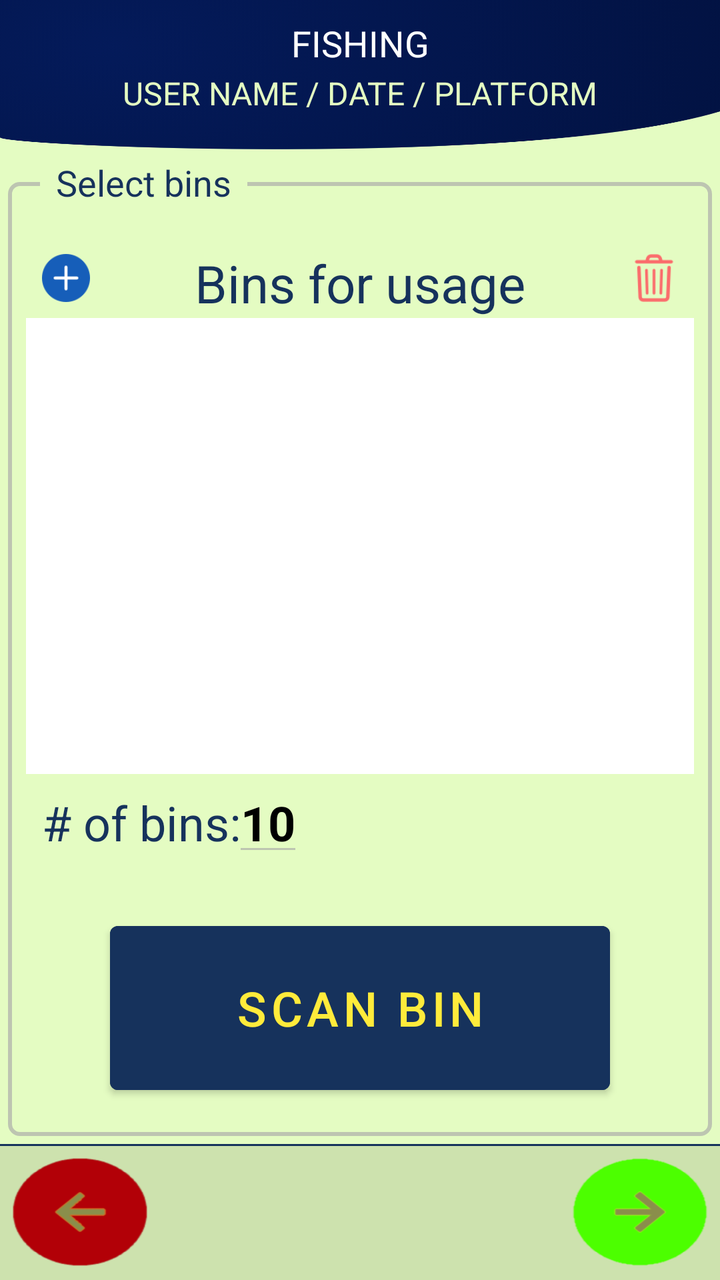
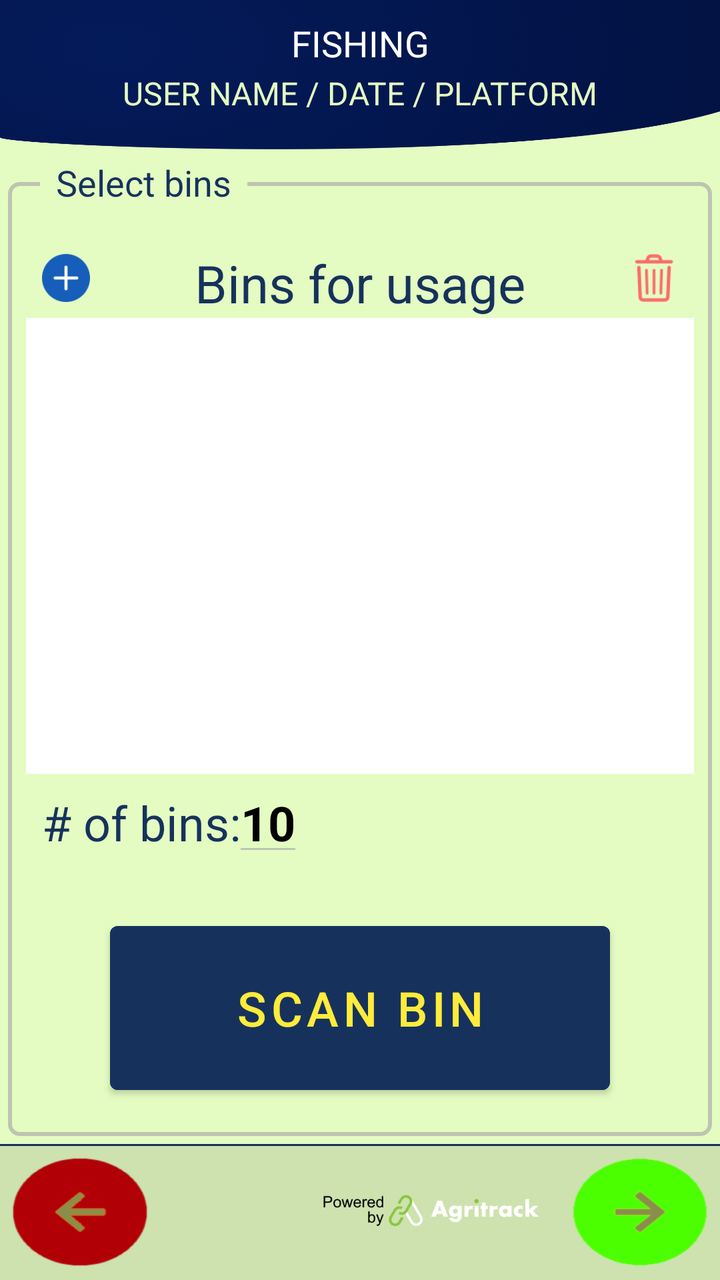

Two renders of the same Android screen: before a commit and after it. Below are the layout's source before the change and the commit's diff.
<!-- AndroidManifest.xml: application theme Theme.FishTrack -->
<!-- res/layout/activity_fishing_bins.xml -->
<?xml version="1.0" encoding="utf-8"?>
<androidx.constraintlayout.widget.ConstraintLayout xmlns:android="http://schemas.android.com/apk/res/android"
    xmlns:app="http://schemas.android.com/apk/res-auto"
    xmlns:tools="http://schemas.android.com/tools"
    android:id="@+id/fishingBinsLayout"
    android:layout_width="match_parent"
    android:layout_height="match_parent"
    android:background="@color/agri_green"
    tools:context=".ui.activity.fishing.FishingBinsActivity">

    <androidx.constraintlayout.widget.ConstraintLayout
        android:id="@+id/headerLayout"
        android:layout_width="match_parent"
        android:layout_height="75dp"
        android:background="@drawable/bg_form_screen"
        android:backgroundTint="@color/agri_blue"
        android:backgroundTintMode="multiply"
        android:clipChildren="false"
        android:clipToPadding="false"
        android:fadingEdge="horizontal"
        android:paddingTop="0dp"
        app:layout_constraintEnd_toEndOf="parent"
        app:layout_constraintStart_toStartOf="parent"
        app:layout_constraintTop_toTopOf="parent">


        <ImageView
            android:id="@+id/ivBack"
            android:layout_width="wrap_content"
            android:layout_height="wrap_content"
            android:layout_marginStart="8dp"
            android:layout_marginEnd="16dp"
            android:layout_marginBottom="14dp"
            android:contentDescription="back Image"
            android:src="@drawable/ic_back"
            android:visibility="invisible"
            app:layout_constraintBottom_toBottomOf="parent"
            app:layout_constraintEnd_toStartOf="@+id/tvTitleToolbar"
            app:layout_constraintStart_toStartOf="parent"
            app:layout_constraintTop_toTopOf="parent" />

        <TextView
            android:id="@+id/tvTitleToolbar"
            fontPath="fonts/open_sans_semibold.ttf"
            android:layout_width="wrap_content"
            android:layout_height="wrap_content"
            android:layout_marginBottom="32dp"
            android:width="250sp"
            android:gravity="center|top|fill_vertical"
            android:text="@string/title_fishing"
            android:textColor="@color/white"
            android:textSize="@dimen/title_font_size"
            app:layout_constraintBottom_toBottomOf="parent"
            app:layout_constraintEnd_toStartOf="@+id/ivNext"
            app:layout_constraintStart_toEndOf="@+id/ivBack"
            app:layout_constraintTop_toTopOf="parent"
            tools:ignore="MissingPrefix" />


        <ImageView
            android:id="@+id/ivNext"
            android:layout_width="wrap_content"
            android:layout_height="wrap_content"
            android:layout_marginStart="16dp"
            android:layout_marginEnd="8dp"
            android:layout_marginBottom="14dp"
            android:src="@drawable/ic_next"
            android:visibility="invisible"
            app:layout_constraintBottom_toBottomOf="parent"
            app:layout_constraintEnd_toEndOf="parent"
            app:layout_constraintStart_toEndOf="@+id/tvTitleToolbar"
            app:layout_constraintTop_toTopOf="parent" />

        <TextView
            android:id="@+id/tvPlatformQuantityNoBins"
            android:layout_width="0dp"
            android:layout_height="wrap_content"
            android:layout_marginBottom="16dp"
            android:backgroundTint="@color/agri_blue"
            android:backgroundTintMode="screen"
            android:gravity="center"
            android:text="@string/title_user_date_platform"
            android:textColor="@color/agri_green"
            android:textSize="@dimen/subtitle_font_size"
            app:layout_constraintBottom_toBottomOf="parent"
            app:layout_constraintEnd_toEndOf="parent"
            app:layout_constraintStart_toStartOf="parent"
            app:layout_constraintTop_toBottomOf="@+id/tvTitleToolbar"
            tools:layout_conversion_absoluteHeight="0dp"
            tools:layout_conversion_absoluteWidth="0dp" />

    </androidx.constraintlayout.widget.ConstraintLayout>

    <androidx.constraintlayout.widget.ConstraintLayout
        android:id="@+id/formLayout"
        android:layout_width="0dp"
        android:layout_height="0dp"
        app:layout_constraintBottom_toTopOf="@+id/footerLayout"
        app:layout_constraintEnd_toEndOf="parent"
        app:layout_constraintStart_toStartOf="parent"
        app:layout_constraintTop_toBottomOf="@id/headerLayout">

        <RelativeLayout
            android:id="@+id/fishMainLayout"
            android:layout_width="0dp"
            android:layout_height="0dp"
            android:layout_marginStart="4dp"
            android:layout_marginTop="4dp"
            android:layout_marginEnd="4dp"
            android:layout_marginBottom="4dp"
            app:layout_constraintBottom_toBottomOf="parent"
            app:layout_constraintEnd_toEndOf="parent"
            app:layout_constraintStart_toStartOf="parent"
            app:layout_constraintTop_toTopOf="parent">

        <androidx.constraintlayout.widget.ConstraintLayout
            android:layout_width="match_parent"
            android:layout_height="match_parent"
            android:layout_marginTop="12dp"
            android:background="@drawable/shape_rounded_corner_with_shadow"
            android:orientation="vertical"
            android:padding="1dp">

            <TextView
                android:id="@+id/tvSelectBins"
                android:layout_width="0dp"
                android:layout_height="wrap_content"
                android:layout_marginStart="32dp"
                android:layout_marginTop="32dp"
                android:layout_marginEnd="32dp"
                android:gravity="center_horizontal"
                android:text="@string/bins_to_use"
                android:textColor="@color/label_blue"
                android:textSize="@dimen/text_view_font_size"
                app:layout_constraintBottom_toTopOf="@+id/rvTeam"
                app:layout_constraintEnd_toStartOf="@+id/ivDelete"
                app:layout_constraintStart_toEndOf="@+id/ivAdd"
                app:layout_constraintTop_toTopOf="parent" />

        <Button
            android:id="@+id/btnScanBin"
            android:layout_width="0dp"
            android:layout_height="94dp"
            android:layout_marginStart="50dp"
            android:layout_marginTop="16dp"
            android:layout_marginEnd="50dp"
            android:layout_marginBottom="16dp"
            android:backgroundTint="@color/agri_blue"
            android:text="@string/scan_bin"
            android:textColor="@color/yellow"
            android:textSize="@dimen/button_font_size"
            app:layout_constraintBottom_toBottomOf="parent"
            app:layout_constraintEnd_toEndOf="parent"
            app:layout_constraintHorizontal_bias="1.0"
            app:layout_constraintStart_toStartOf="parent"
            app:layout_constraintTop_toBottomOf="@+id/tvNumberBins"
            tools:layout_conversion_absoluteHeight="120dp"
            tools:layout_conversion_absoluteWidth="0dp" />

        <androidx.recyclerview.widget.RecyclerView
            android:id="@+id/rvTeam"
            android:layout_width="0dp"
            android:layout_height="0dp"
            android:layout_marginStart="8dp"
            android:layout_marginEnd="8dp"
            android:background="#fff"
            app:layout_constraintBottom_toTopOf="@+id/tvNumberBins"
            app:layout_constraintEnd_toEndOf="parent"
            app:layout_constraintStart_toStartOf="parent"
            app:layout_constraintTop_toBottomOf="@+id/tvSelectBins">

        </androidx.recyclerview.widget.RecyclerView>

            <TextView
                android:id="@+id/tvNumberBins"
                android:layout_width="wrap_content"
                android:layout_height="30dp"
                android:layout_marginStart="16dp"
                android:layout_marginTop="8dp"
                android:layout_marginBottom="16dp"
                android:gravity="center_horizontal"
                android:text="@string/number_of_bins"
                android:textColor="@color/label_blue"
                android:textSize="24sp"
                app:layout_constraintBottom_toTopOf="@+id/btnScanBin"
                app:layout_constraintEnd_toStartOf="@+id/tvBinsCount"
                app:layout_constraintStart_toStartOf="parent"
                app:layout_constraintTop_toBottomOf="@+id/rvTeam" />

        <TextView
            android:id="@+id/tvBinsCount"
            android:layout_width="wrap_content"
            android:layout_height="30dp"
            android:layout_marginTop="8dp"
            android:background="@drawable/border_bottom"
            android:gravity="center"
            android:inputType="number"
            android:text="10"
            android:textAlignment="center"
            android:textColor="@color/black"
            android:textIsSelectable="false"
            android:textSize="24sp"
            android:textStyle="bold"
            app:layout_constraintStart_toEndOf="@+id/tvNumberBins"
            app:layout_constraintTop_toBottomOf="@+id/rvTeam" />

            <ImageView
                android:id="@+id/ivDelete"
                android:layout_width="24dp"
                android:layout_height="24dp"
                android:layout_marginEnd="16dp"

                android:layout_marginBottom="8dp"
                app:layout_constraintBottom_toTopOf="@+id/rvTeam"
                app:layout_constraintEnd_toEndOf="parent"
                app:layout_constraintStart_toEndOf="@+id/tvSelectBins"
                app:srcCompat="@drawable/ic_delete" />

            <ImageView
                android:id="@+id/ivAdd"
                android:layout_width="24dp"
                android:layout_height="24dp"
                android:layout_marginStart="16dp"
                android:layout_marginBottom="8dp"
                app:layout_constraintBottom_toTopOf="@+id/rvTeam"
                app:layout_constraintEnd_toStartOf="@+id/tvSelectBins"
                app:layout_constraintStart_toStartOf="parent"
                app:srcCompat="@drawable/ic_add_stock_opname" />

            </androidx.constraintlayout.widget.ConstraintLayout>

            <TextView
                android:layout_width="wrap_content"
                android:layout_height="wrap_content"
                android:layout_alignParentTop="true"
                android:layout_marginStart="16dp"
                android:background="@color/agri_green"
                android:paddingHorizontal="8dp"
                android:text="Select bins"
                android:textColor="@color/label_blue"
                android:textSize="18sp" />

        </RelativeLayout>
    </androidx.constraintlayout.widget.ConstraintLayout>

    <androidx.constraintlayout.widget.ConstraintLayout
        android:id="@+id/footerLayout"
        android:layout_width="0dp"
        android:layout_height="68sp"
        android:background="@drawable/border_top"
        app:layout_constraintBottom_toBottomOf="parent"
        app:layout_constraintEnd_toEndOf="parent"
        app:layout_constraintStart_toStartOf="parent"
        app:layout_constraintTop_toBottomOf="@+id/formLayout">

        <ImageView
            android:id="@+id/ivBackToMain"
            android:layout_width="wrap_content"
            android:layout_height="wrap_content"
            android:layout_marginStart="16dp"
            android:scaleX="1.5"
            android:scaleY="1.2"
            app:layout_constraintBottom_toBottomOf="parent"
            app:layout_constraintStart_toStartOf="parent"
            app:layout_constraintTop_toTopOf="parent"
            app:srcCompat="@drawable/ic_shortcut_arrow_back" />

        <ImageView
            android:id="@+id/ivToTeam"
            android:layout_width="wrap_content"
            android:layout_height="wrap_content"
            android:layout_marginEnd="16dp"
            android:scaleX="1.5"
            android:scaleY="1.2"
            app:layout_constraintBottom_toBottomOf="parent"
            app:layout_constraintEnd_toEndOf="parent"
            app:layout_constraintTop_toTopOf="parent"
            app:srcCompat="@drawable/ic_shortcut_arrow_forward" />
    </androidx.constraintlayout.widget.ConstraintLayout>
</androidx.constraintlayout.widget.ConstraintLayout>
<!-- resources referenced by this layout -->
<resources>
  <color name="agri_blue">#16325c</color>
  <color name="agri_green">#e4fcc2</color>
  <color name="black">#000</color>
  <color name="label_blue">#16325c</color>
  <color name="white">#fff</color>
  <color name="yellow">#FFEB3B</color>
  <dimen name="button_font_size">24sp</dimen>
  <dimen name="subtitle_font_size">16sp</dimen>
  <dimen name="text_view_font_size">26sp</dimen>
  <dimen name="title_font_size">18sp</dimen>
  <!-- drawable bg_form_screen: png bitmap (drawable-hdpi, 110981 bytes) -->
  <!-- drawable border_bottom (drawable) -->
  <?xml version="1.0" encoding="utf-8"?>
  <layer-list xmlns:android="http://schemas.android.com/apk/res/android" >
      <item>
          <shape android:shape="rectangle" >
              <solid android:color="@color/dark_grey"/>
          </shape>
      </item>
      <item android:bottom="1dp">
          <shape android:shape="rectangle" >
              <solid android:color="@color/agri_green" />
          </shape>
      </item>
  </layer-list>
  <!-- drawable border_top (drawable) -->
  <?xml version="1.0" encoding="utf-8"?>
  <layer-list xmlns:android="http://schemas.android.com/apk/res/android" >
      <item>
          <shape android:shape="rectangle" >
              <solid android:color="@color/agri_blue"/>
          </shape>
      </item>
      <item android:top="1dp">
          <shape android:shape="rectangle" >
              <solid android:color="@color/footer_green" />
          </shape>
      </item>
  </layer-list>
  <!-- drawable ic_add_stock_opname: png bitmap (drawable-hdpi, 952 bytes) -->
  <!-- drawable ic_back: png bitmap (drawable-hdpi, 647 bytes) -->
  <!-- drawable ic_delete: png bitmap (drawable-hdpi, 1166 bytes) -->
  <!-- drawable ic_next: png bitmap (drawable-hdpi, 515 bytes) -->
  <!-- drawable ic_shortcut_arrow_back: png bitmap (drawable-hdpi, 1923 bytes) -->
  <!-- drawable ic_shortcut_arrow_forward: png bitmap (drawable-hdpi, 1562 bytes) -->
  <!-- drawable shape_rounded_corner_with_shadow (drawable) -->
  <?xml version="1.0" encoding="utf-8"?>
  <shape xmlns:android="http://schemas.android.com/apk/res/android"
      android:shape="rectangle">
      <stroke
          android:width="2dp"
          android:color="@color/dark_grey" />
      <corners android:radius="5dp" />
  </shape>
  <string name="bins_to_use">Bins for usage</string>
  <string name="number_of_bins"># of bins:</string>
  <string name="scan_bin">Scan Bin</string>
  <string name="title_fishing">FISHING</string>
  <string name="title_user_date_platform">USER NAME / DATE / PLATFORM</string>
  <style name="Theme.FishTrack" parent="Theme.MaterialComponents.Light" />
  <color name="dark_grey">#A9A9A9A9</color>
  <color name="footer_green">#cde2ae</color>
</resources>

<!-- the commit's change to res/layout/activity_fishing_bins.xml (unified diff, before → after) -->
@@ -133,8 +133,8 @@
                 android:textColor="@color/label_blue"
                 android:textSize="@dimen/text_view_font_size"
                 app:layout_constraintBottom_toTopOf="@+id/rvTeam"
-                app:layout_constraintEnd_toStartOf="@+id/ivDelete"
-                app:layout_constraintStart_toEndOf="@+id/ivAdd"
+                app:layout_constraintEnd_toStartOf="@+id/ivDeleteBin"
+                app:layout_constraintStart_toEndOf="@+id/ivAddBin"
                 app:layout_constraintTop_toTopOf="parent" />
 
         <Button
@@ -205,7 +205,7 @@
             app:layout_constraintTop_toBottomOf="@+id/rvTeam" />
 
             <ImageView
-                android:id="@+id/ivDelete"
+                android:id="@+id/ivDeleteBin"
                 android:layout_width="24dp"
                 android:layout_height="24dp"
                 android:layout_marginEnd="16dp"
@@ -217,7 +217,7 @@
                 app:srcCompat="@drawable/ic_delete" />
 
             <ImageView
-                android:id="@+id/ivAdd"
+                android:id="@+id/ivAddBin"
                 android:layout_width="24dp"
                 android:layout_height="24dp"
                 android:layout_marginStart="16dp"
@@ -254,6 +254,20 @@
         app:layout_constraintTop_toBottomOf="@+id/formLayout">
 
         <ImageView
+            android:id="@+id/imageView2"
+            android:layout_width="wrap_content"
+            android:layout_height="wrap_content"
+            android:layout_marginTop="24dp"
+            android:layout_marginBottom="24dp"
+            android:scaleX="0.7"
+            android:scaleY="0.7"
+            app:layout_constraintBottom_toBottomOf="parent"
+            app:layout_constraintEnd_toStartOf="@+id/ivToTeam"
+            app:layout_constraintStart_toEndOf="@+id/ivBackToMenu"
+            app:layout_constraintTop_toTopOf="parent"
+            app:srcCompat="@drawable/powered_by_agritrack" />
+
+        <ImageView
             android:id="@+id/ivBackToMain"
             android:layout_width="wrap_content"
             android:layout_height="wrap_content"
<!-- resource entries referenced after the edit -->
@@ -45,6 +45,7 @@
   <!-- drawable ic_next: png bitmap (drawable-hdpi, 515 bytes) -->
   <!-- drawable ic_shortcut_arrow_back: png bitmap (drawable-hdpi, 1923 bytes) -->
   <!-- drawable ic_shortcut_arrow_forward: png bitmap (drawable-hdpi, 1562 bytes) -->
+  <!-- drawable powered_by_agritrack: png bitmap (drawable-hdpi, 13903 bytes) -->
   <!-- drawable shape_rounded_corner_with_shadow (drawable) -->
   <?xml version="1.0" encoding="utf-8"?>
   <shape xmlns:android="http://schemas.android.com/apk/res/android"
